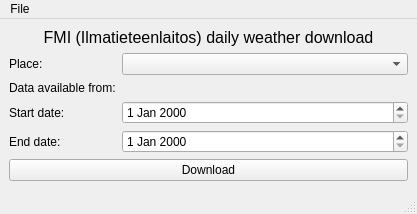
The window that gui/main_window.ui (Tumetsu/FMI-weather-downloader) describes before a commit, drawn with Qt 5.
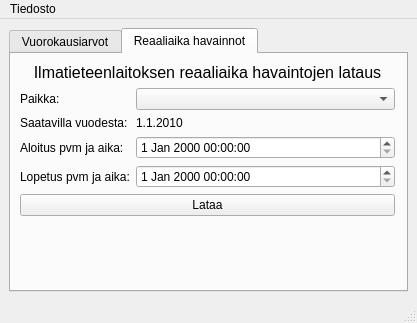
The same window after the commit. The open tabs and pages were chosen to show the change.

Commit message: Added way to download realtime data. Improved errors, translated to Finnish

Diff of the .ui file:
```diff
--- a/gui/main_window.ui
+++ b/gui/main_window.ui
@@ -7,7 +7,7 @@
     <x>0</x>
     <y>0</y>
     <width>417</width>
-    <height>214</height>
+    <height>323</height>
    </rect>
   </property>
   <property name="windowTitle">
@@ -16,6 +16,19 @@
   <widget class="QWidget" name="centralwidget">
    <layout class="QVBoxLayout" name="verticalLayout_2">
     <item>
+     <widget class="QTabWidget" name="tabWidget">
+      <property name="currentIndex">
+       <number>0</number>
+      </property>
+      <widget class="QWidget" name="dailytab">
+       <attribute name="title">
+        <string>Vuorokausiarvot</string>
+       </attribute>
+       <attribute name="toolTip">
+        <string>Ilmatieteenlaitoksen vuorokausiarvojen lataus</string>
+       </attribute>
+       <layout class="QVBoxLayout" name="verticalLayout">
+        <item>
      <widget class="QLabel" name="label_4">
       <property name="font">
        <font>
@@ -25,7 +38,7 @@
        </font>
       </property>
       <property name="text">
-       <string>FMI (Ilmatieteenlaitos) daily weather download</string>
+           <string>Ilmatieteenlaitoksen vuorokausiarvojen lataus</string>
       </property>
       <property name="alignment">
        <set>Qt::AlignCenter</set>
@@ -43,7 +56,7 @@
       <item row="0" column="0">
        <widget class="QLabel" name="label">
         <property name="text">
-         <string>Place:</string>
+             <string>Paikka:</string>
         </property>
        </widget>
       </item>
@@ -60,7 +73,7 @@
       <item row="1" column="0">
        <widget class="QLabel" name="label_5">
         <property name="text">
-         <string>Data available from:</string>
+             <string>Saatavilla vuodesta:</string>
         </property>
        </widget>
       </item>
@@ -74,7 +87,7 @@
       <item row="2" column="0">
        <widget class="QLabel" name="label_2">
         <property name="text">
-         <string>Start date:</string>
+             <string>Aloitus pvm:</string>
         </property>
        </widget>
       </item>
@@ -88,7 +101,7 @@
       <item row="3" column="0">
        <widget class="QLabel" name="label_3">
         <property name="text">
-         <string>End date:</string>
+             <string>Lopetus pvm:</string>
         </property>
        </widget>
       </item>
@@ -97,12 +110,10 @@
       </item>
      </layout>
     </item>
-    <item>
-     <layout class="QVBoxLayout" name="verticalLayout">
       <item>
        <widget class="QPushButton" name="pushButton">
         <property name="text">
-         <string>Download</string>
+           <string>Lataa</string>
         </property>
        </widget>
       </item>
@@ -120,6 +131,142 @@
        </spacer>
       </item>
      </layout>
+      </widget>
+      <widget class="QWidget" name="realtimetab">
+       <property name="maximumSize">
+        <size>
+         <width>393</width>
+         <height>238</height>
+        </size>
+       </property>
+       <attribute name="title">
+        <string>Reaaliaika havainnot</string>
+       </attribute>
+       <attribute name="toolTip">
+        <string>Ilmatieteenlaitoksen reaaliaikaisten havaintojen lataus</string>
+       </attribute>
+       <layout class="QVBoxLayout" name="verticalLayout_3">
+        <item>
+         <widget class="QLabel" name="label_6">
+          <property name="font">
+           <font>
+            <pointsize>12</pointsize>
+            <weight>50</weight>
+            <bold>false</bold>
+           </font>
+          </property>
+          <property name="text">
+           <string>Ilmatieteenlaitoksen reaaliaika havaintojen lataus</string>
+          </property>
+          <property name="alignment">
+           <set>Qt::AlignCenter</set>
+          </property>
+         </widget>
+        </item>
+        <item>
+         <layout class="QFormLayout" name="formLayout_2">
+          <property name="sizeConstraint">
+           <enum>QLayout::SetDefaultConstraint</enum>
+          </property>
+          <property name="fieldGrowthPolicy">
+           <enum>QFormLayout::AllNonFixedFieldsGrow</enum>
+          </property>
+          <item row="0" column="0">
+           <widget class="QLabel" name="label_7">
+            <property name="text">
+             <string>Paikka:</string>
+            </property>
+           </widget>
+          </item>
+          <item row="0" column="1">
+           <widget class="QComboBox" name="stationComboBox_2">
+            <property name="toolTip">
+             <string>Valitse sääasema, jonka tiedot tahdot ladata</string>
+            </property>
+            <property name="editable">
+             <bool>false</bool>
+            </property>
+            <property name="maxVisibleItems">
+             <number>20</number>
+            </property>
+           </widget>
+          </item>
+          <item row="1" column="0">
+           <widget class="QLabel" name="label_8">
+            <property name="text">
+             <string>Saatavilla vuodesta:</string>
+            </property>
+           </widget>
+          </item>
+          <item row="1" column="1">
+           <widget class="QLabel" name="data_availableLabel_2">
+            <property name="toolTip">
+             <string>Vuosi josta lähtien dataa on saatavilla. Huomaa, että dataa ei välttämättä ole saatavilla vuoden alusta asti! </string>
+            </property>
+            <property name="text">
+             <string>1.1.2010</string>
+            </property>
+           </widget>
+          </item>
+          <item row="2" column="0">
+           <widget class="QLabel" name="label_9">
+            <property name="text">
+             <string>Aloitus pvm ja aika:</string>
+            </property>
+           </widget>
+          </item>
+          <item row="3" column="0">
+           <widget class="QLabel" name="label_10">
+            <property name="text">
+             <string>Lopetus pvm ja aika:</string>
+            </property>
+           </widget>
+          </item>
+          <item row="2" column="1">
+           <widget class="QDateTimeEdit" name="startimeDateTimeEdit_2">
+            <property name="toolTip">
+             <string>Aloituspäivämäärä, jolta tahdot ladata datan. Ei saa olla sama kuin lopetus päivämäärä.</string>
+            </property>
+            <property name="styleSheet">
+             <string notr="true"/>
+            </property>
+           </widget>
+          </item>
+          <item row="3" column="1">
+           <widget class="QDateTimeEdit" name="endtime_dateTimeEdit_2">
+            <property name="toolTip">
+             <string>Lopetuspäivämäärä, jolta tahdot ladata datan. Ei saa olla sama kuin aloitus päivämäärä.</string>
+            </property>
+           </widget>
+          </item>
+         </layout>
+        </item>
+        <item>
+         <widget class="QPushButton" name="pushButton_2">
+          <property name="toolTip">
+           <string>Lataa data, ja tallenna se tiedostoon</string>
+          </property>
+          <property name="text">
+           <string>Lataa</string>
+          </property>
+         </widget>
+        </item>
+        <item>
+         <spacer name="verticalSpacer_2">
+          <property name="orientation">
+           <enum>Qt::Vertical</enum>
+          </property>
+          <property name="sizeHint" stdset="0">
+           <size>
+            <width>20</width>
+            <height>40</height>
+           </size>
+          </property>
+         </spacer>
+        </item>
+       </layout>
+      </widget>
+     </widget>
     </item>
    </layout>
   </widget>
@@ -135,7 +282,7 @@
    </property>
    <widget class="QMenu" name="menuOptions">
     <property name="title">
-     <string>File</string>
+     <string>Tiedosto</string>
     </property>
     <addaction name="actionSet_api_key"/>
     <addaction name="actionAbout"/>
```
Left out of the diff: 32 changed lines with no effect on the pictures. Lines whose indentation alone changed are shown as unchanged. The commit also changes 10 other files.
